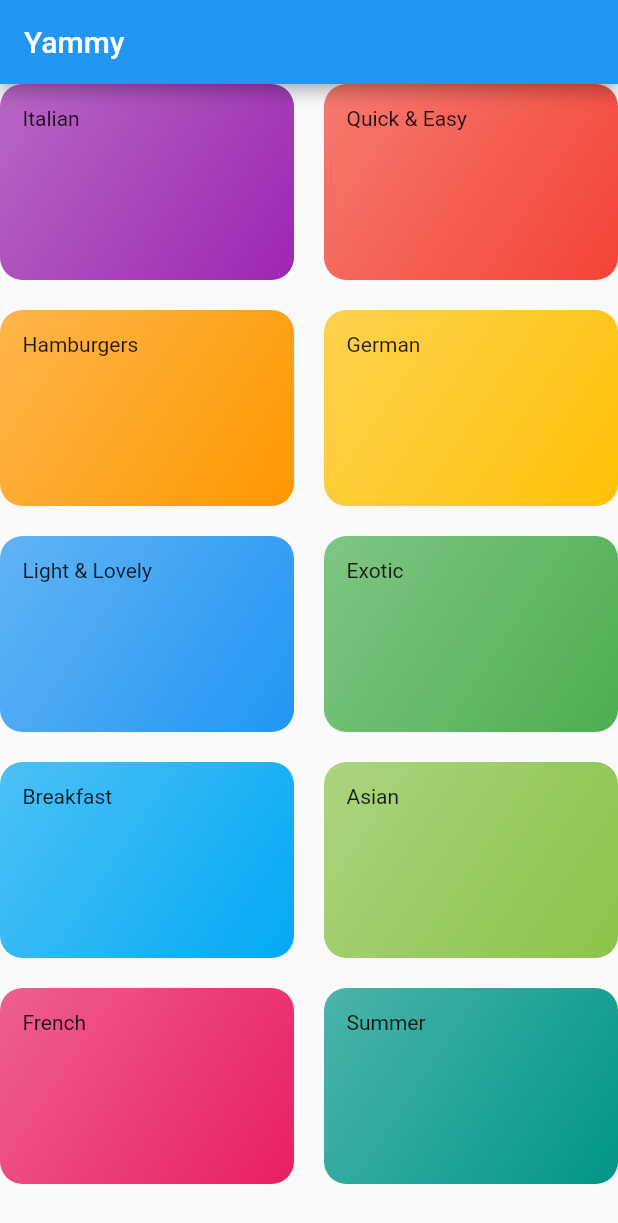
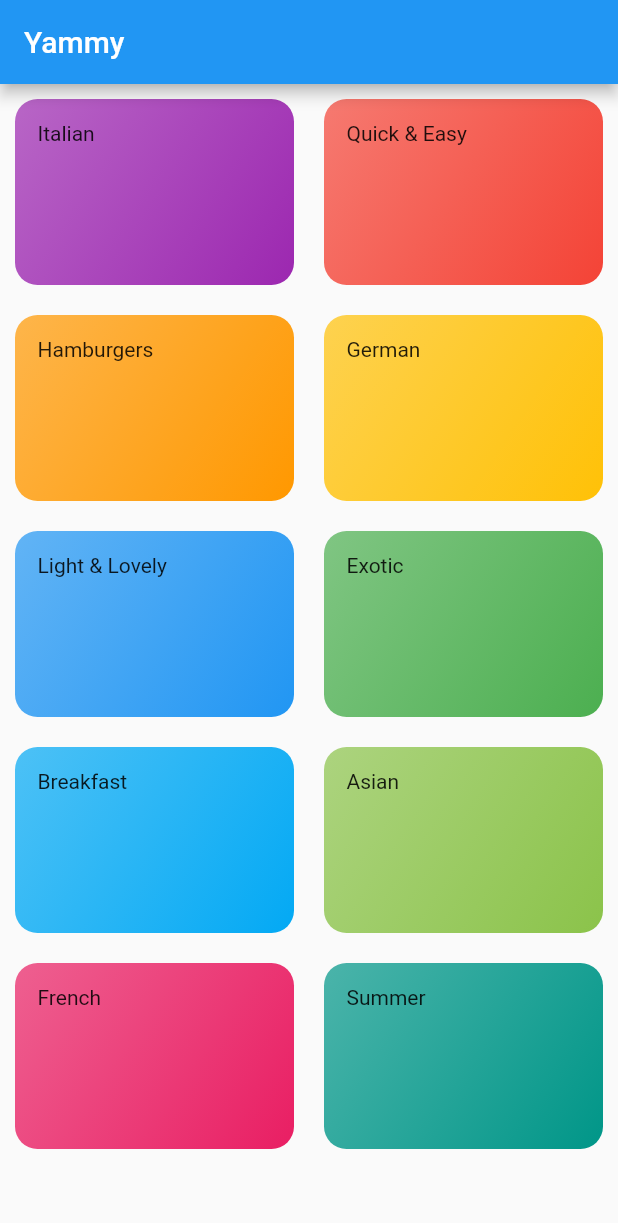
Before and after one commit to YehorBubyrDev/yammy_app, a Flutter app: the screen it shows after launch, on a phone screen of 412 x 824 dp. Shown: the top 1223 px of the screen. Run offline on Flutter 3.47's test engine with Material 2 defaults, Android fonts, the phone set to English and light mode, and no system bars.

Commit message:
create a Categories screen as main

```diff
--- a/lib/main.dart
+++ b/lib/main.dart
@@ -1,5 +1,4 @@
 import 'package:flutter/material.dart';
-
 import './screens/categories_screen.dart';
 
 void main() {
@@ -16,7 +15,7 @@ class MyApp extends StatelessWidget {
       theme: ThemeData(
         primarySwatch: Colors.blue,
       ),
-      home: const MyHomePage(title: 'Yammy'),
+      home: CategoriesScreen(),
     );
   }
 }
@@ -30,7 +29,6 @@ class MyHomePage extends StatefulWidget {
 }
 
 class _MyHomePageState extends State<MyHomePage> {
-
   @override
   Widget build(BuildContext context) {
     return Scaffold(
--- a/lib/screens/categories_screen.dart
+++ b/lib/screens/categories_screen.dart
@@ -7,7 +7,12 @@ class CategoriesScreen extends StatelessWidget {
 
   @override
   Widget build(BuildContext context) {
-    return GridView(
+    return Scaffold(
+      appBar: AppBar(
+        title: const Text('Yammy'),
+      ),
+      body: GridView(
+        padding: const EdgeInsets.all(10),
         children: DUMMY_CATEGORIES
             .map((category) => CategoryItem(
                   title: category.title,
@@ -20,6 +25,7 @@ class CategoriesScreen extends StatelessWidget {
           crossAxisSpacing: 20,
           mainAxisSpacing: 20,
         ),
+      ),
     );
   }
 }
```
Lines whose indentation alone changed are shown as unchanged.
